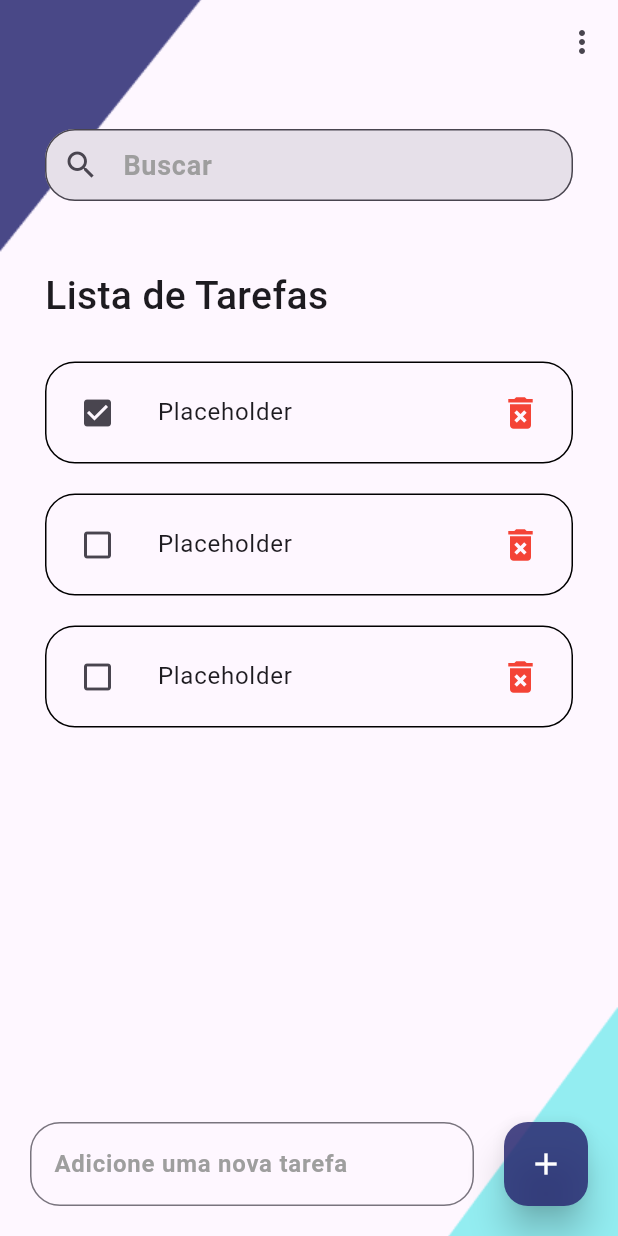
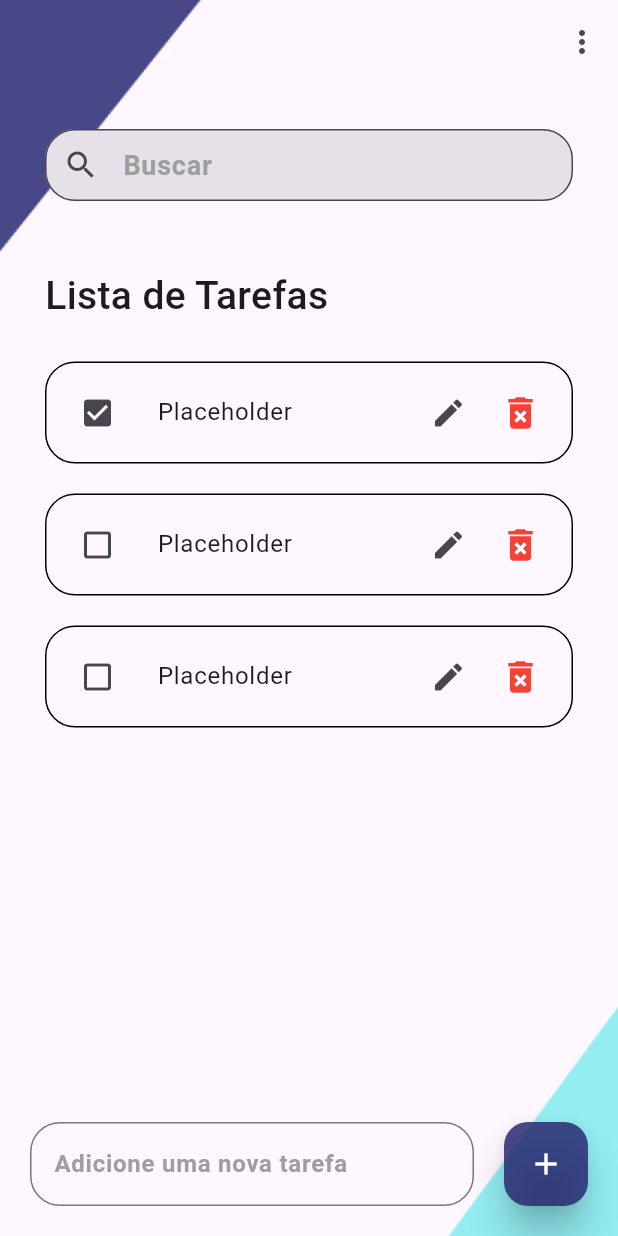
Before and after one commit to luckyzn/flutter_app, a Flutter app: the MainMenu screen opened directly, on a phone screen of 412 x 824 dp. Run offline on Flutter 3.47's test engine with Material 3 defaults, Android fonts, the phone set to English and light mode, and no system bars; our stand-ins replace flutter_local_notifications, get, sqflite; accounts and stored records are empty.

```diff
--- a/lib/widgets/lista_tarefas.dart
+++ b/lib/widgets/lista_tarefas.dart
@@ -16,7 +16,6 @@ class ListaTarefas extends StatelessWidget {
         bottom: 20
       ),
       child: ListTile(
-        onTap: () {Navigator.push(context, MaterialPageRoute(builder: (context) => EditTasks()));},
         shape: OutlineInputBorder(
           borderRadius: BorderRadius.circular(20)
         ),
@@ -27,7 +26,14 @@ class ListaTarefas extends StatelessWidget {
         leading: IconButton(icon: Icon(
           item_tarefas.isDone ? Icons.check_box : Icons.check_box_outline_blank), onPressed: () {estadoTarefas(item_tarefas); },),
         title: Text(item_tarefas.tarefasTitulo!),
-        trailing: IconButton(
+        trailing: Wrap(
+          children: <Widget>[
+            IconButton(
+              onPressed: (){
+                Navigator.push(context, MaterialPageRoute(builder: (context) => EditTasks()));
+              },
+               icon: Icon(Icons.edit)),
+            IconButton(
               icon: const Icon(Icons.delete_forever),
                color: Colors.red,
                 iconSize: 28,
@@ -35,6 +41,8 @@ class ListaTarefas extends StatelessWidget {
                   deleteTarefas(item_tarefas.id);
                  },
                ),
+          ],
+        ),
         )
 
         );
```
Also changed, not shown: 1 other file. Lines whose indentation alone changed are shown as unchanged.
